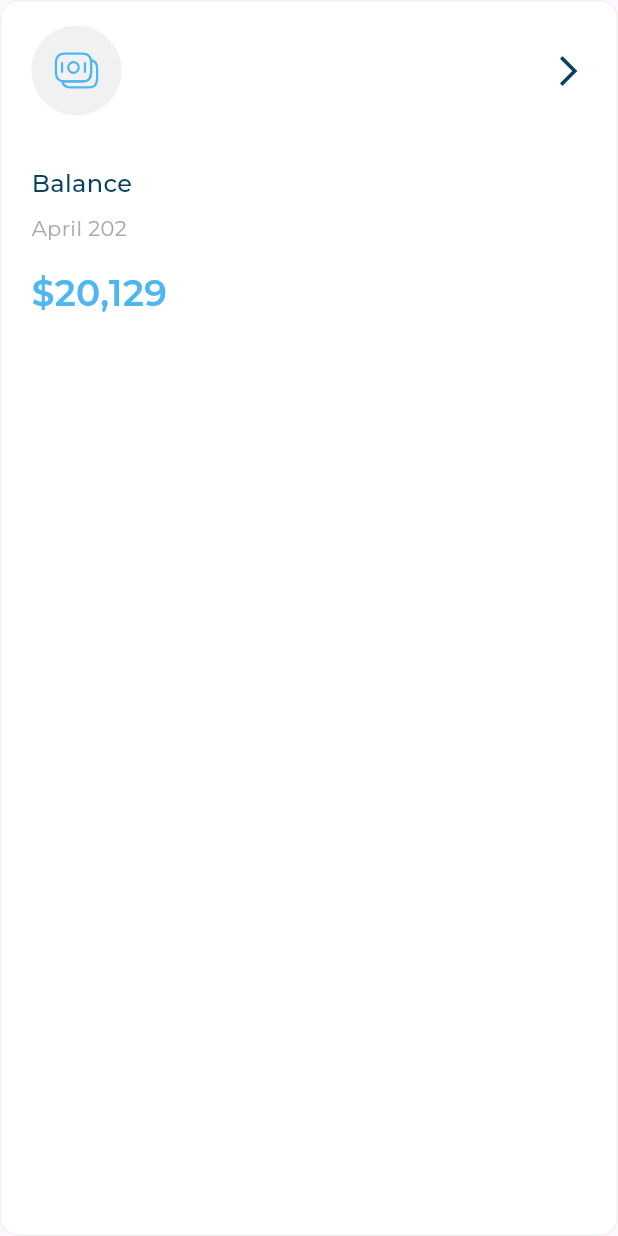
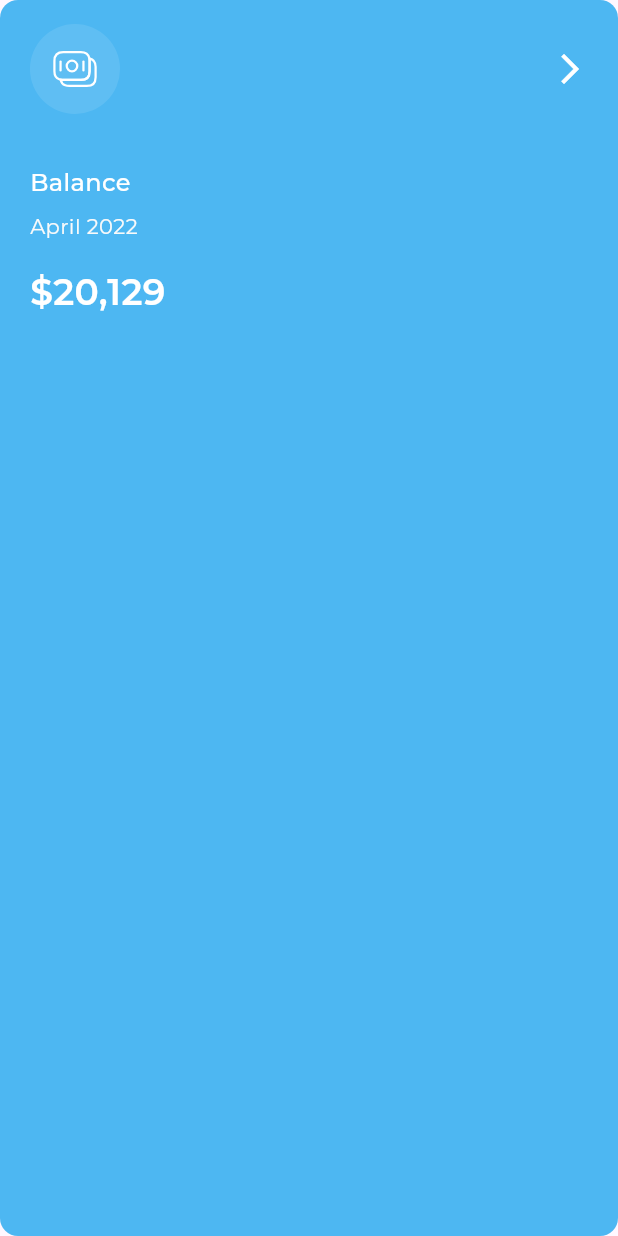
Before and after one commit to ebrahimesmail11/responsive-dashboard, a Flutter app: the ActiveSelectedAllExpenssesItem widget shown alone on an empty page, opened directly with sample values from the repository, on a phone screen of 412 x 824 dp. Run offline on Flutter 3.47's test engine with Material 3 defaults, Android fonts, the phone set to English and light mode, and no system bars; our stand-ins replace flutter_svg; project files that could hold a hidden picture were left out.

Commit message:
Refactor widget classes and update item data
Refactored widget classes for better organization and updated item data for
consistency in the all_expensess_item_list_view.

```diff
--- a/lib/widgets/all_expensess_item.dart
+++ b/lib/widgets/all_expensess_item.dart
@@ -1,7 +1,5 @@
 import 'package:flutter/material.dart';
 import 'package:responsive_dash_board/models/all_expensess_item_model.dart';
-import 'package:responsive_dash_board/utils/app_styles.dart';
-import 'package:responsive_dash_board/widgets/all_expensess_item_header.dart';
 import 'package:responsive_dash_board/widgets/inactive_and_active_selected_all_expensses_item.dart';
 
 class AllExpensesItem extends StatelessWidget {
@@ -10,6 +8,6 @@ class AllExpensesItem extends StatelessWidget {
   final bool isSelected ;
   @override
   Widget build(BuildContext context) {
-    return InActiveSelectedAllExpenssesItem(itemModel: itemModel);
+    return isSelected  ? ActiveSelectedAllExpenssesItem(itemModel: itemModel) : InActiveSelectedAllExpenssesItem(itemModel: itemModel);
   }
 }
--- a/lib/widgets/all_expensess_item_header.dart
+++ b/lib/widgets/all_expensess_item_header.dart
@@ -2,8 +2,9 @@ import 'package:flutter/material.dart';
 import 'package:flutter_svg/svg.dart';
 
 class AllExpensesItemHeader extends StatelessWidget {
-  const AllExpensesItemHeader({super.key, required this.image});
+  const AllExpensesItemHeader({super.key, required this.image, this.imageColor, this.imageBackGround});
   final String image;
+  final Color? imageColor,imageBackGround;
   @override
   Widget build(BuildContext context) {
     return Row(
@@ -11,14 +12,14 @@ class AllExpensesItemHeader extends StatelessWidget {
         Container(
           height: 60,
           width: 60,
-          decoration:const ShapeDecoration(
-            shape: OvalBorder(),
-            color: Color(0xFFF1F1F1),
+          decoration: ShapeDecoration(
+            shape:const  OvalBorder(),
+            color:imageBackGround?? const Color(0xFFF1F1F1),
           ),
-          child: Center(child: SvgPicture.asset(image)),
+          child: Center(child: SvgPicture.asset(image,colorFilter: ColorFilter.mode(imageColor??const Color(0xff4EB7F2), BlendMode.srcIn),),),
         ),
         const Spacer(),
-         Transform.rotate(angle:-1.57079633*2 ,child:const Icon(Icons.arrow_back_ios_new_outlined,color: Color(0xff064061),),),
+         Transform.rotate(angle:-1.57079633*2 ,child: Icon(Icons.arrow_back_ios_new_outlined,color:imageColor==null? const Color(0xff064061):Colors.white),),
       ],
     );
   }
--- a/lib/widgets/all_expensess_item_list_view.dart
+++ b/lib/widgets/all_expensess_item_list_view.dart
@@ -10,19 +10,19 @@ static const items=[
       AllExpensesItemModel(
                   image: Assets.imagesBalance,
                   title: "Balance",
-                  data: "April 202",
+                  data: "April 2022",
                   price: "\$20,129"),
 
                AllExpensesItemModel(
                   image: Assets.imagesIncome,
                   title: "Income",
-                  data: "April 202",
+                  data: "April 2022",
                   price: "\$20,129"),
 
                AllExpensesItemModel(
                   image: Assets.imagesExpenses,
                   title: "Expensesss",
-                  data: "April 202",
+                  data: "April 2022",
                   price: "\$20,129"),
 ];
   @override
--- a/lib/widgets/inactive_and_active_selected_all_expensses_item.dart
+++ b/lib/widgets/inactive_and_active_selected_all_expensses_item.dart
@@ -1,6 +1,5 @@
 import 'package:flutter/material.dart';
 import 'package:responsive_dash_board/widgets/all_expensess_item_header.dart';
-
 
 import '../models/all_expensess_item_model.dart';
 import '../utils/app_styles.dart';
@@ -62,8 +61,6 @@ class InActiveSelectedAllExpenssesItem extends StatelessWidget {
   }
 }
 
-
-
 class ActiveSelectedAllExpenssesItem extends StatelessWidget {
   const ActiveSelectedAllExpenssesItem({
     super.key,
@@ -77,13 +74,9 @@ class ActiveSelectedAllExpenssesItem extends StatelessWidget {
     return Container(
       padding: const EdgeInsets.symmetric(horizontal: 20, vertical: 16),
       decoration: ShapeDecoration(
-        color: Colors.white,
+        color: const Color(0xFF4DB7F2),
         shape: RoundedRectangleBorder(
           borderRadius: BorderRadius.circular(12),
-          side: const BorderSide(
-            width: 1,
-            color: Color(0xFFF1F1F1),
-          ),
         ),
       ),
       child: Column(
@@ -91,13 +84,15 @@ class ActiveSelectedAllExpenssesItem extends StatelessWidget {
         children: [
           AllExpensesItemHeader(
             image: itemModel.image,
+            imageBackGround:  Colors.white.withOpacity(0.10000000149011612),
+            imageColor:const  Color(0xffFFFFFF),
           ),
           const SizedBox(
             height: 34,
           ),
           Text(
             itemModel.title,
-            style: AppStyles.styleMedium16(context),
+            style: AppStyles.styleMedium16(context).copyWith(color: Colors.white),
           ),
           const SizedBox(
             height: 8,
@@ -106,14 +101,14 @@ class ActiveSelectedAllExpenssesItem extends StatelessWidget {
             itemModel.data,
             style: AppStyles.styleRegular14(
               context,
-            ),
+            ).copyWith(color: Color(0xFFFAFAFA)),
           ),
           const SizedBox(
             height: 16,
           ),
           Text(
             itemModel.price,
-            style: AppStyles.styleSemiBold24(context),
+            style: AppStyles.styleSemiBold24(context).copyWith(color: Colors.white),
           ),
         ],
       ),
```
